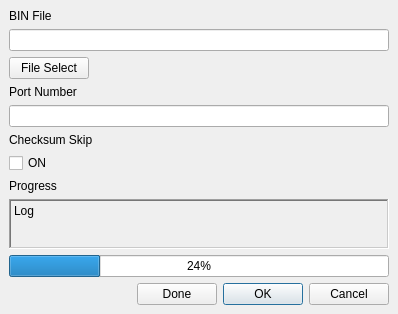
This is V6.0_Reflect_Feedback/UI_V2.ui in dup06087/Ship_Controller_UI as Qt 5 draws it before an edit. The edited form follows.
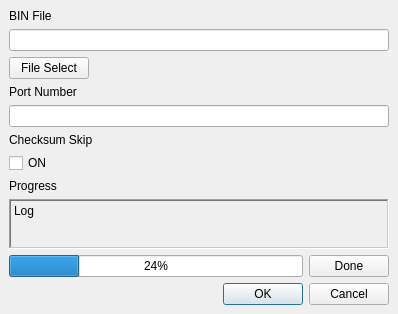
This is the edited form.

```diff
--- a/V6.0_Reflect_Feedback/UI_V2.ui
+++ b/V6.0_Reflect_Feedback/UI_V2.ui
@@ -132,6 +132,28 @@
           </property>
          </widget>
         </item>
+        <item>
+         <widget class="QPushButton" name="btn_done">
+          <property name="sizePolicy">
+           <sizepolicy hsizetype="Fixed" vsizetype="Fixed">
+            <horstretch>0</horstretch>
+            <verstretch>0</verstretch>
+           </sizepolicy>
+          </property>
+          <property name="layoutDirection">
+           <enum>Qt::LeftToRight</enum>
+          </property>
+          <property name="text">
+           <string>Done</string>
+          </property>
+          <property name="default">
+           <bool>false</bool>
+          </property>
+          <property name="flat">
+           <bool>false</bool>
+          </property>
+         </widget>
+        </item>
        </layout>
       </item>
       <item>
@@ -149,28 +171,6 @@
           </property>
          </spacer>
         </item>
-        <item>
-         <widget class="QPushButton" name="btn_done">
-          <property name="sizePolicy">
-           <sizepolicy hsizetype="Fixed" vsizetype="Fixed">
-            <horstretch>0</horstretch>
-            <verstretch>0</verstretch>
-           </sizepolicy>
-          </property>
-          <property name="layoutDirection">
-           <enum>Qt::LeftToRight</enum>
-          </property>
-          <property name="text">
-           <string>Done</string>
-          </property>
-          <property name="default">
-           <bool>false</bool>
-          </property>
-          <property name="flat">
-           <bool>false</bool>
-          </property>
-         </widget>
-        </item>
         <item>
          <widget class="QDialogButtonBox" name="buttonBox">
           <property name="sizePolicy">
```
Left out of the diff: 16 changed lines with no effect on the pictures.
